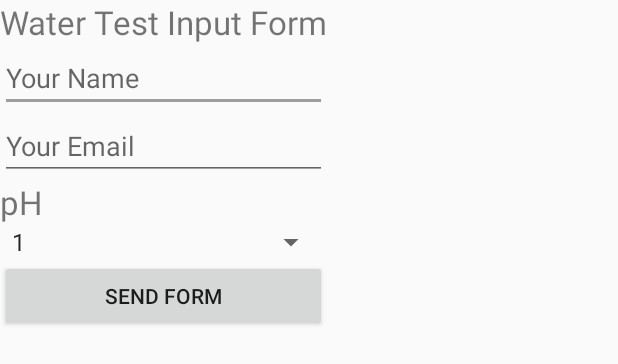
After one commit to RobRoseKnows/water-map, an Android app: the layout testform.xml on its own in the app's theme, with its tools: preview values and no code run, on a phone screen of 412 x 824 dp. The commit adds this screen. Shown: the top 364 px of the screen. Run offline under Robolectric (Android 15) with nearby library versions, the phone set to English and light mode, and no system bars.

Commit message:
Added testform.xml, arrays.xml, strings to strings.xml and User Input Form to test

```diff
--- a/app/src/main/java/io/robrose/hop/watermap/NotesActivity.java
+++ b/app/src/main/java/io/robrose/hop/watermap/NotesActivity.java
@@ -47,7 +47,21 @@ public class NotesActivity extends AppCompatActivity {
 Dialog mDialog = new Dialog(context,styleId);
 mDialog.applyStyle(styleId) //need find styleId
     .title("???The selected test field")
-    //Add scroll option
+    //Add scroll option to form
+//Text form
+//com.rey.material.widget.EditText
+//et_supportMode should be none
+
+//helper looks like title but under the input
+//the title is on the line where input is and is erased
+//a label puts the title just above the input area when typing
+//et_labelEnable puts floating label
+//et_helper makes helper text
+//et_supportSingleLine makes helper text one line
+
+//maybe? answerView.setOnEditorActionListener(new TextView.OnEditorActionListener() {
+
+
 
     .positiveAction("OK")
     .negatieAction("CANCEL")
@@ -157,3 +171,38 @@ public void onClick(View view){
         }
         }
         });
+
+//This is a template layout for something similar to the Google Maps app.
+
+//add to build.gradle
+dependences{
+        repositories{
+            mavenCentral()
+        }
+        compile 'com.sothree.slidinguppanel:library:3.2.1'
+        }
+//Usage
+//•Include  com.sothree.slidinguppanel.SlidingUpPanelLayout  as the root element in your activity layout.
+//set gravity to bottom, maybe layout_gravity
+//child for main layout and a child for sliding up panel layout
+//main has width and height to match_parent
+//sliding has witdh to match_parent and height to desired by using setAnchorPoint to middle of screen or setPanelHeight method or umanoPanelHeight attribute
+//define a layout_weight for the sliding view.
+//by default the whole panel will act as a drag region and will intercept clicks and drag events.
+//can adjust by using setDragView method or unmanoDragView attribute
+//default pushed up the main content. can set to overlay by setOverlayed method or umanoOverlay attribute
+
+//
+//
+
+
+//Text form
+//com.rey.material.widget.EditText
+//et_supportMode should be none
+
+//helper looks like title but under the input
+//the title is on the line where input is and is erased
+//a label puts the title just above the input area when typing
+//et_labelEnable puts floating label
+//et_helper makes helper text
+//et_supportSingleLine makes helper text one line
--- /dev/null
+++ b/app/src/main/res/layout/testform.xml
@@ -0,0 +1,69 @@
+<?xml version="1.0" encoding="utf-8"?>
+<!-- http://code.tutsplus.com/tutorials/android-essentials-creating-simple-user-forms-mobile-1758 -->
+<ScrollView
+    xmlns:android="http://schemas.android.com/apk/res/android"
+    android:id="@+id/ScrollView01"
+    android:layout_width="wrap_content"
+    android:layout_height="wrap_content"
+    android:scrollbars="vertical">
+    <LinearLayout
+        xmlns:android="http://schemas.android.com/apk/res/android"
+        android:layout_width="fill_parent"
+        android:orientation="vertical"
+        android:layout_height="fill_parent">
+
+        <TextView
+            android:id="@+id/TextViewTitle"
+            android:layout_width="wrap_content"
+            android:layout_height="wrap_content"
+            android:text="@string/feedbacktitle"
+            android:textSize="10pt">
+        </TextView>
+
+        <!--Get user name-->
+        <EditText
+            android:id="@+id/EditTextName"
+            android:layout_height="wrap_content"
+            android:hint="@string/feedbackname"
+            android:inputType="textPersonName"
+            android:layout_width="fill_parent">
+        </EditText>
+
+        <!--Get user email-->
+        <EditText
+            android:id="@+id/EditTextEmail"
+            android:layout_height="wrap_content"
+            android:hint="@string/feedbackemail"
+            android:inputType="textEmailAddress"
+            android:layout_width="fill_parent">
+        </EditText>
+
+        <!--Tester Options-->
+            <!--pH-->
+        <TextView
+            android:id="@+id/TextViewTitlepH"
+            android:layout_width="wrap_content"
+            android:layout_height="wrap_content"
+            android:text="@string/feedbacktitlepH"
+            android:textSize="10pt">
+        </TextView>
+        <Spinner
+            android:id="@+id/SpinnerFeedbackTypepH"
+            android:layout_height="wrap_content"
+            android:prompt="@string/feedbacktypepH"
+            android:layout_width="fill_parent"
+            android:entries="@array/feedbacktypelistpH">
+        </Spinner>
+
+
+        <!--Finish button-->
+        <Button
+            android:id="@+id/ButtonSendFeedback"
+            android:layout_height="wrap_content"
+            android:text="@string/feedbackbutton"
+            android:onClick="sendFeedback"
+            android:layout_width="fill_parent">
+        </Button>
+
+    </LinearLayout>
+</ScrollView>
--- /dev/null
+++ b/app/src/main/res/values/arrays.xml
@@ -0,0 +1,17 @@
+<?xml version="1.0" encoding="utf-8"?>
+<resources>
+    <string-array name="feedbacktypelistpH">
+        <item>@string/feedbacktypepH1</item>
+        <item>@string/feedbacktypepH2</item>
+        <item>@string/feedbacktypepH3</item>
+        <item>@string/feedbacktypepH4</item>
+        <item>@string/feedbacktypepH5</item>
+        <item>@string/feedbacktypepH6</item>
+        <item>@string/feedbacktypepH7</item>
+    </string-array>
+
+
+
+
+
+</resources>
--- a/app/src/main/res/values/strings.xml
+++ b/app/src/main/res/values/strings.xml
@@ -81,4 +81,27 @@
     <string name="internet_permission_denied">Looks like there\'s not much more we can do.</string>
     <string name="location_permission_denied">Manual location input will be added in a later version.</string>
     <string name="title_activity_notes">NotesActivity</string>
+
+    <!-- Strings for Test Input Form -->
+    <string name="feedbacktitle">Water Test Input Form</string>
+    <string name="feedbackname">Your Name</string>
+    <string name="feedbackemail">Your Email</string>
+    <string name="feedbacktitle2">Lead</string>
+    <string name="feedbacktitle3">Chlorine</string>
+    <string name="feedbacktitlepH">pH</string>
+    <string name="feedbacktitle5">Pesticides</string>
+    <string name="feedbacktitle6">Hardness</string>
+    <string name="feedbacktitle7">Bacteria</string>
+    <string name="feedbacktitle8">Nitrites/Nitrates</string>
+    <string name="feedbackbutton">Send Form</string>
+    <!--For the Spinner Control-->
+    <string name="feedbacktypepH">Enter pH</string>
+    <string name="feedbacktypepH1">1</string>
+    <string name="feedbacktypepH2">2</string>
+    <string name="feedbacktypepH3">3</string>
+    <string name="feedbacktypepH4">4</string>
+    <string name="feedbacktypepH5">5</string>
+    <string name="feedbacktypepH6">6</string>
+    <string name="feedbacktypepH7">7</string>
+
 </resources>
```
